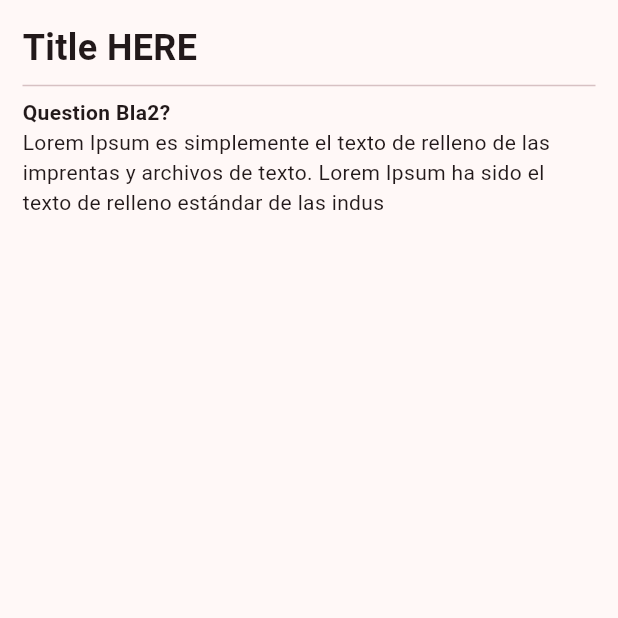
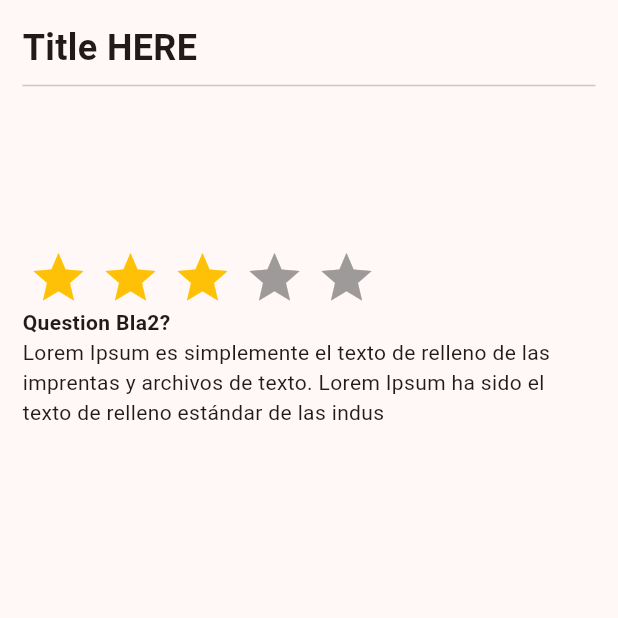
Before and after one commit to ClaudioAlbertoSica/Video-summarizer-Project, a Flutter app: the ResumenDetailScreen screen opened by its route, on a phone screen of 412 x 824 dp, the top half of it. Run offline on Flutter 3.47's test engine with Material 3 defaults, Android fonts, the phone set to English and light mode, and no system bars; drawn by our look-alikes of flutter_rating_bar; our stand-ins replace flutter_riverpod, go_router, google_fonts; Roboto replaces fonts that are missing (Ubuntu).

```diff
--- a/Front (Mobile)/resumen_mobile/lib/presentation/screen/resumen_detail_screen.dart
+++ b/Front (Mobile)/resumen_mobile/lib/presentation/screen/resumen_detail_screen.dart
@@ -1,6 +1,7 @@
 import 'package:flutter/material.dart';
 import 'package:flutter_riverpod/flutter_riverpod.dart';
 import 'package:google_fonts/google_fonts.dart';
+import 'package:flutter_rating_bar/flutter_rating_bar.dart';
 //COMENTO PORQUE AHORA NO USAMOS EL PROVIDER
 //import 'package:resumen_mobile/main.dart';
 import 'package:resumen_mobile/presentation/screen/form_video_screen.dart';
@@ -37,7 +38,23 @@ class ResumenDetailScreen extends ConsumerWidget {
                     ),
                   ),
                   const Divider(),
-
+                  SizedBox(height: 100,),
+                  RatingBar.builder(
+                    initialRating: 3,
+                    minRating: 1,
+                    direction: Axis.horizontal,
+                    allowHalfRating: true,
+                    itemCount: 5,
+                    itemPadding: EdgeInsets.symmetric(horizontal: 4.0),
+                    itemBuilder: (context, _) => Icon(
+                      Icons.star,
+                      color: Colors.amber,
+                    ),
+                    onRatingUpdate: (rating) {
+                      //rating++;
+                      print(rating);
+                    },
+                  ),
                   Text('Question Bla2?',
                     style: GoogleFonts.ubuntu(
                       fontWeight: FontWeight.w700
--- a/Front (Mobile)/resumen_mobile/lib/presentation/uicoreStyles/uicore_book_button.dart
+++ b/Front (Mobile)/resumen_mobile/lib/presentation/uicoreStyles/uicore_book_button.dart
@@ -1,5 +1,6 @@
 import 'package:flutter/material.dart';
 import 'package:go_router/go_router.dart';
+import 'package:resumen_mobile/presentation/screen/resumen_detail_screen.dart';
 import '../../entity/preview_resumen.dart';
 import '../screen/login_screen.dart';
 
@@ -20,7 +21,7 @@ class BookButton extends StatelessWidget {
       ),
       child: ListTile(
         onTap: () {
-          context.pushNamed(LoginScreen.name, extra: resumen);
+          context.pushNamed(ResumenDetailScreen.name, extra: resumen);
         },
         leading: Container(
               width: 100,
--- a/Front (Mobile)/resumen_mobile/pubspec.yaml
+++ b/Front (Mobile)/resumen_mobile/pubspec.yaml
@@ -9,6 +9,7 @@ environment:
 dependencies:
   flutter:
     sdk: flutter
+  flutter_rating_bar: ^4.0.1
   flutter_riverpod: ^2.5.1
   go_router: ^14.0.1
   google_fonts: ^6.2.1
```
Also changed, not shown: Front (Mobile)/resumen_mobile/pubspec.lock.
